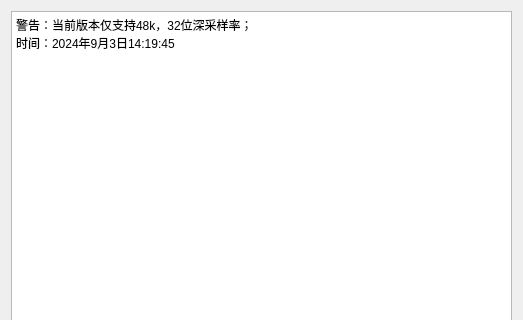
ZhangDi005/ZhangDi005, file APP/Multimedia/helpdlg.ui: the form before one commit; both pictures show x 0 to 523 and y 0 to 320 of the 523 by 526 pixel window.
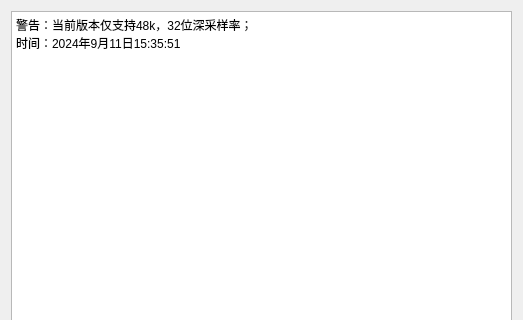
The form after the commit.

```diff
--- a/APP/Multimedia/helpdlg.ui
+++ b/APP/Multimedia/helpdlg.ui
@@ -31,7 +31,7 @@
 p, li { white-space: pre-wrap; }
 &lt;/style&gt;&lt;/head&gt;&lt;body style=&quot; font-family:'SimSun'; font-size:9pt; font-weight:400; font-style:normal;&quot;&gt;
 &lt;p style=&quot; margin-top:0px; margin-bottom:0px; margin-left:0px; margin-right:0px; -qt-block-indent:0; text-indent:0px;&quot;&gt;&lt;span style=&quot; font-family:'SimSun';&quot;&gt;警告：当前版本仅支持48k，32位深采样率；&lt;/span&gt;&lt;/p&gt;
-&lt;p style=&quot; margin-top:0px; margin-bottom:0px; margin-left:0px; margin-right:0px; -qt-block-indent:0; text-indent:0px;&quot;&gt;&lt;span style=&quot; font-family:'SimSun';&quot;&gt;时间：2024年9月3日14:19:45&lt;/span&gt;&lt;/p&gt;&lt;/body&gt;&lt;/html&gt;</string>
+&lt;p style=&quot; margin-top:0px; margin-bottom:0px; margin-left:0px; margin-right:0px; -qt-block-indent:0; text-indent:0px;&quot;&gt;&lt;span style=&quot; font-family:'SimSun';&quot;&gt;时间：2024年9月11日15:35:51&lt;/span&gt;&lt;/p&gt;&lt;/body&gt;&lt;/html&gt;</string>
      </property>
     </widget>
    </item>
```
